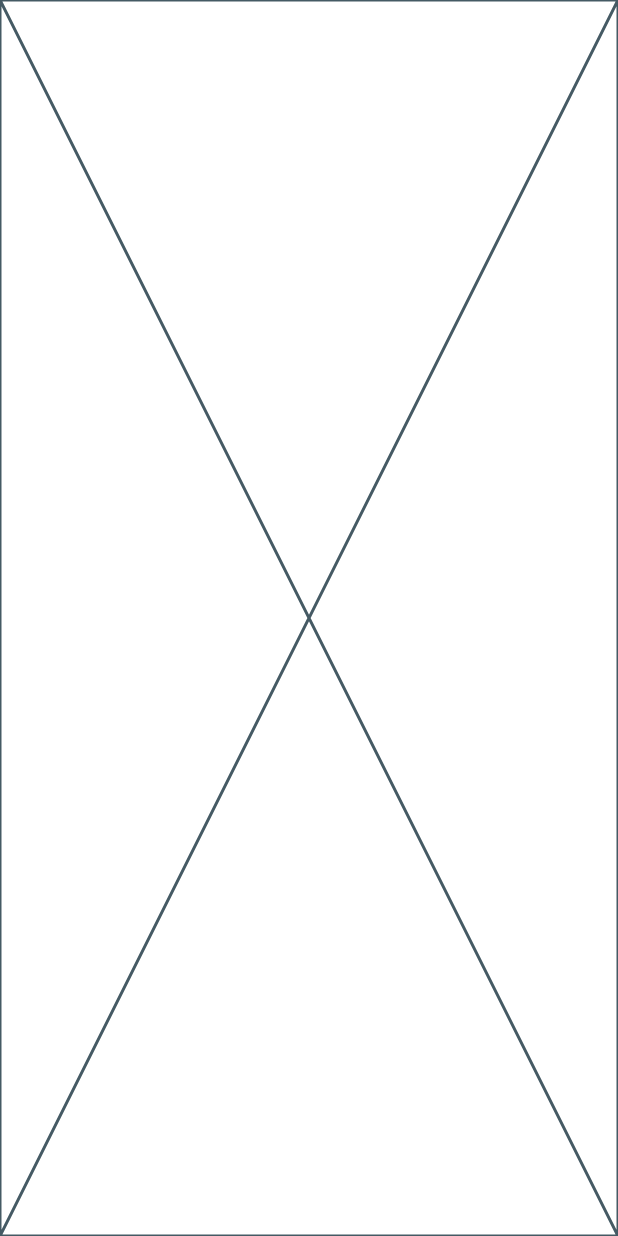
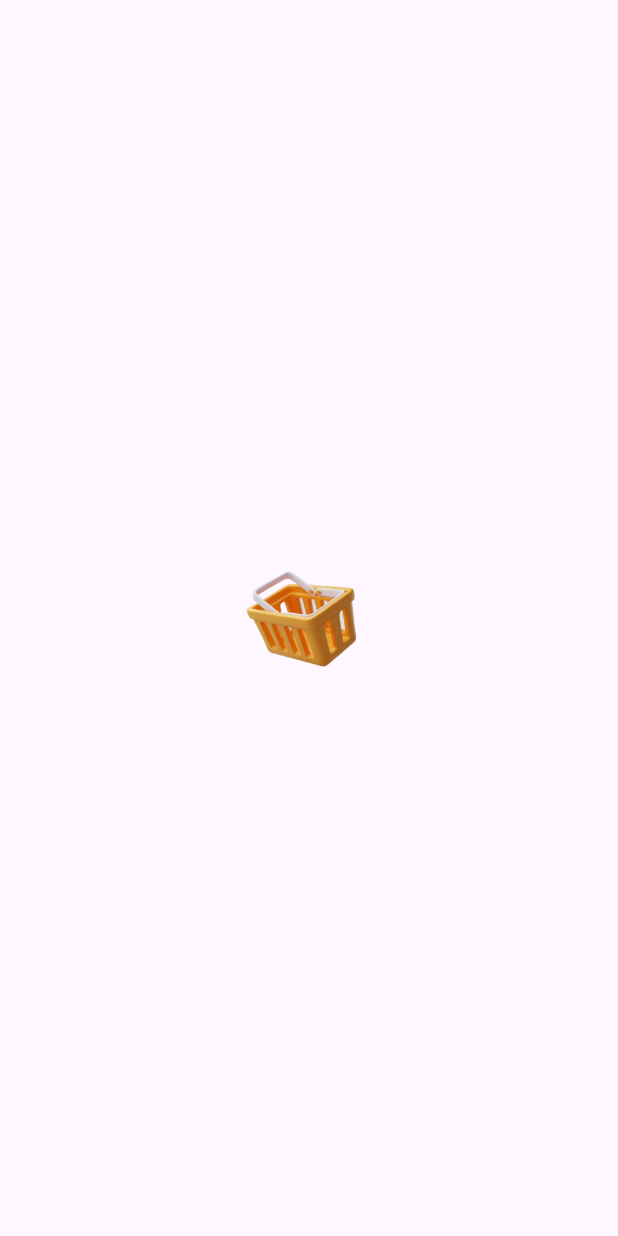
Before and after one commit to MennaRefaatt/ecommerce, a Flutter app: the first screen one second after launch, on a phone screen of 412 x 824 dp. Run offline on Flutter 3.47's test engine with Material 3 defaults, Android fonts, the phone set to English and light mode, and no system bars; drawn by our look-alikes of toastification; our stand-ins replace bloc, cached_network_image, carousel_slider, device_preview, dio, flutter_bloc and 9 more.

Commit message:
last edit

```diff
--- a/lib/core/components/app_image.dart
+++ b/lib/core/components/app_network_image.dart
@@ -2,8 +2,8 @@
 import 'package:flutter/material.dart';
 import 'package:cached_network_image/cached_network_image.dart';
 
-class AppNetwork extends StatelessWidget {
-  const AppNetwork({
+class AppNetworkImage extends StatelessWidget {
+  const AppNetworkImage({
     super.key,
     required this.imageUrl,
     required this.width,
--- a/lib/core/components/product_item_widget.dart
+++ b/lib/core/components/product_item_widget.dart
@@ -1,4 +1,4 @@
-import 'package:ecommerce/core/components/app_image.dart';
+import 'package:ecommerce/core/components/app_network_image.dart';
 import 'package:ecommerce/core/services/navigation/app_endpoints.dart';
 import 'package:flutter/material.dart';
 import 'package:flutter_bloc/flutter_bloc.dart';
@@ -66,7 +66,7 @@ class _ProductItemWidgetState extends State<ProductItemWidget> {
         child: Column(
           children: [
             Flexible(
-              child: AppNetwork(
+              child: AppNetworkImage(
                 imageUrl: widget.image,
                 width: 100.w,
                 height: 100.h,
--- a/lib/features/test.dart
+++ b/lib/features/test.dart
@@ -1,8 +1,11 @@
 import 'package:ecommerce/core/helpers/safe_print.dart';
 import 'package:ecommerce/core/helpers/secure_storage/secure_storage.dart';
 import 'package:ecommerce/core/services/navigation/app_endpoints.dart';
+import 'package:ecommerce/core/utils/app_image.dart';
 import 'package:flutter/cupertino.dart';
+import 'package:flutter/material.dart';
 import 'package:flutter_modular/flutter_modular.dart';
+import 'package:flutter_screenutil/flutter_screenutil.dart';
 
 import '../core/helpers/secure_storage/secure_keys.dart';
 
@@ -14,27 +17,31 @@ class Test extends StatefulWidget {
 }
 
 class _TestState extends State<Test> {
-
   @override
   void initState() {
     Future.delayed(const Duration(seconds: 3), () async {
       String? token = await SecureStorageService.readData(SecureKeys.token);
       safePrint("=========$token");
-      if(token != null && token.isNotEmpty){
+      if (token != null && token.isNotEmpty) {
         safePrint("logged in");
         Modular.to.navigate(AppEndpoints.homeScreen);
-      }else{
+      } else {
         safePrint("logged out");
         Modular.to.navigate(AppEndpoints.login);
-
       }
     });
-    // TODO: implement initState
     super.initState();
   }
 
   @override
   Widget build(BuildContext context) {
-    return const Placeholder();
+    return Scaffold(
+      body: Center(
+          child: AppImage(
+        path: "app_icon2.png",
+        width: 100.w,
+        height: 100.h,
+      )),
+    );
   }
 }
```
Also changed, not shown: lib/features/home/presentation/widgets/home_carousel_slider.dart (+3 -6 lines).
